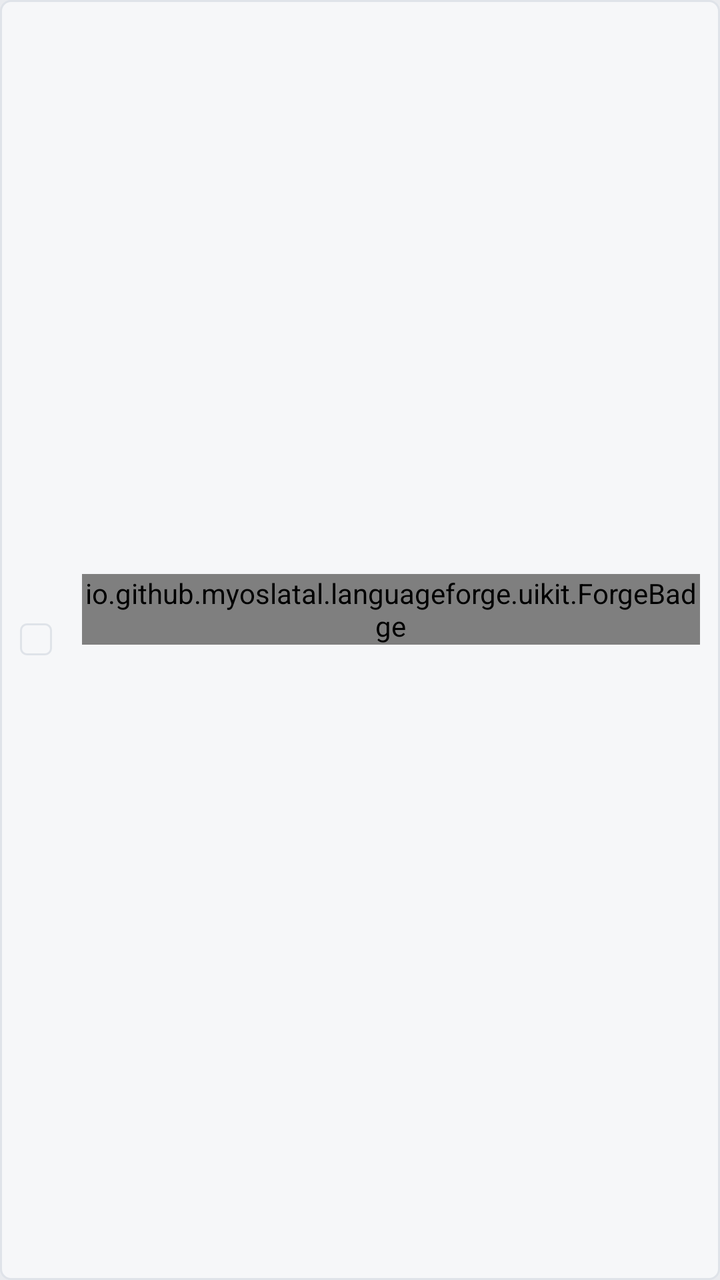
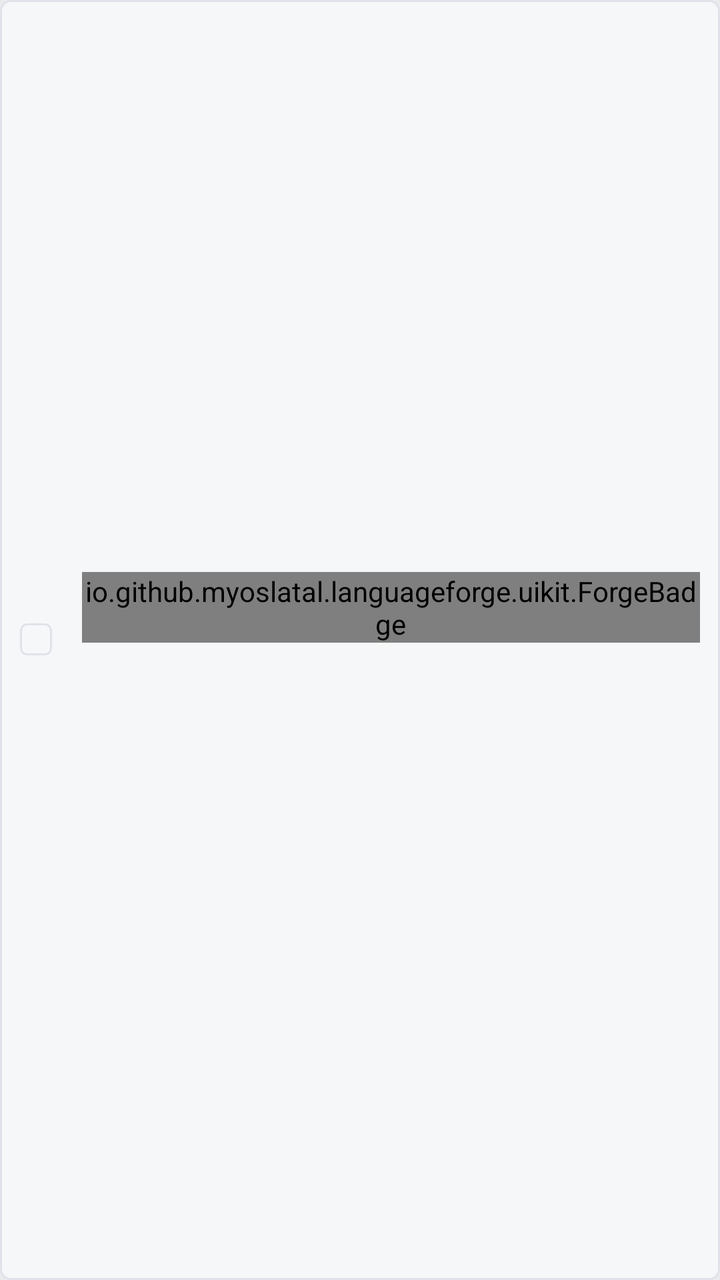

Compare the two renders of this Android layout. The source of the first and the diff that turns it into the second are given below.
<!-- AndroidManifest.xml: application theme Theme.NostongueForge -->
<!-- res/layout/item_vocabulary_picker.xml -->
<?xml version="1.0" encoding="utf-8"?>
<LinearLayout xmlns:android="http://schemas.android.com/apk/res/android"
    xmlns:app="http://schemas.android.com/apk/res-auto"
    android:id="@+id/picker_row"
    android:layout_width="match_parent"
    android:layout_height="wrap_content"
    android:layout_marginBottom="6dp"
    android:background="@drawable/forge_bg_project_chip"
    android:clickable="true"
    android:focusable="true"
    android:gravity="center_vertical"
    android:orientation="horizontal"
    android:paddingStart="10dp"
    android:paddingTop="9dp"
    android:paddingEnd="10dp"
    android:paddingBottom="9dp">

    <CheckBox
        android:id="@+id/picker_check"
        style="@style/Forge.CheckBox"
        android:layout_width="wrap_content"
        android:layout_height="wrap_content"
        android:clickable="false"
        android:focusable="false" />

    <LinearLayout
        android:layout_width="0dp"
        android:layout_height="wrap_content"
        android:layout_marginStart="10dp"
        android:layout_weight="1"
        android:orientation="vertical">

        <LinearLayout
            android:layout_width="match_parent"
            android:layout_height="wrap_content"
            android:gravity="center_vertical"
            android:orientation="horizontal">

            <TextView
                android:id="@+id/picker_name"
                android:layout_width="0dp"
                android:layout_height="wrap_content"
                android:layout_weight="1"
                android:ellipsize="end"
                android:fontFamily="sans-serif"
                android:includeFontPadding="false"
                android:maxLines="1"
                android:textColor="@color/forge_text"
                android:textSize="14sp"
                android:textStyle="bold" />

            <io.github.myoslatal.languageforge.uikit.ForgeBadge
                android:id="@+id/picker_type"
                android:layout_width="wrap_content"
                android:layout_height="wrap_content"
                android:layout_marginStart="5dp"
                android:text="文本" />
        </LinearLayout>

        <TextView
            android:id="@+id/picker_codes"
            android:layout_width="match_parent"
            android:layout_height="wrap_content"
            android:layout_marginTop="2dp"
            android:ellipsize="end"
            android:fontFamily="monospace"
            android:maxLines="1"
            android:textColor="@color/forge_muted"
            android:textSize="10sp" />

        <TextView
            android:id="@+id/picker_meanings"
            android:layout_width="match_parent"
            android:layout_height="wrap_content"
            android:layout_marginTop="1dp"
            android:ellipsize="end"
            android:fontFamily="sans-serif"
            android:maxLines="1"
            android:textColor="@color/forge_faint"
            android:textSize="10sp" />
    </LinearLayout>
</LinearLayout>
<!-- resources referenced by this layout -->
<resources>
  <color name="forge_faint">#9AA3B0</color>
  <color name="forge_muted">#6D7684</color>
  <color name="forge_text">#171B21</color>
  <!-- drawable forge_bg_project_chip (drawable) -->
  <?xml version="1.0" encoding="utf-8"?>
  <ripple xmlns:android="http://schemas.android.com/apk/res/android" android:color="@color/forge_accent_soft">
      <item>
          <shape android:shape="rectangle">
              <solid android:color="@color/forge_panel2" />
              <stroke android:width="1dp" android:color="@color/forge_line" />
              <corners android:radius="@dimen/forge_radius" />
          </shape>
      </item>
  </ripple>
  <style name="Forge.CheckBox" parent="Widget.AppCompat.CompoundButton.CheckBox">
          <item name="android:button">@drawable/forge_checkbox</item>
          <item name="android:buttonTint">@null</item>
          <item name="buttonTint">@null</item>
          <item name="android:minWidth">0dp</item>
          <item name="android:minHeight">0dp</item>
          <item name="android:padding">0dp</item>
          <item name="android:background">@null</item>
      </style>
  <color name="forge_accent_soft">#1C2F6FEB</color>
  <color name="forge_panel2">#F6F7F9</color>
  <color name="forge_line">#DFE3E9</color>
  <dimen name="forge_radius">5dp</dimen>
  <!-- drawable forge_checkbox (drawable) -->
  <?xml version="1.0" encoding="utf-8"?>
  <selector xmlns:android="http://schemas.android.com/apk/res/android">
      <item android:state_checked="true">
          <layer-list>
              <item>
                  <shape android:shape="rectangle">
                      <solid android:color="@color/forge_accent" />
                      <stroke android:width="1dp" android:color="@color/forge_accent" />
                      <corners android:radius="3dp" />
                      <size android:width="16dp" android:height="16dp" />
                  </shape>
              </item>
              <item android:drawable="@drawable/forge_ic_check_white" android:gravity="center" />
          </layer-list>
      </item>
      <item>
          <shape android:shape="rectangle">
              <solid android:color="@color/forge_panel2" />
              <stroke android:width="1dp" android:color="@color/forge_line" />
              <corners android:radius="3dp" />
              <size android:width="16dp" android:height="16dp" />
          </shape>
      </item>
  </selector>
  <color name="forge_accent">#2F6FEB</color>
  <color name="forge_panel">#FFFFFF</color>
  <color name="forge_bg">#E9EBEF</color>
  <!-- drawable forge_ic_check_white (drawable) -->
  <?xml version="1.0" encoding="utf-8"?>
  <vector xmlns:android="http://schemas.android.com/apk/res/android"
      android:width="12dp" android:height="12dp"
      android:viewportWidth="24" android:viewportHeight="24">
      <path android:pathData="M5,12.5 L10,17.5 L19,7.5"
          android:strokeColor="#FFFFFFFF" android:strokeWidth="2.4"
          android:strokeLineCap="round" android:strokeLineJoin="round"
          android:fillColor="@android:color/transparent"/>
  </vector>
  <!-- unchanged entries left out for length: 1 -->
</resources>

<!-- the commit's change to res/layout/item_vocabulary_picker.xml (unified diff, before → after) -->
@@ -68,6 +68,13 @@
             android:textColor="@color/forge_muted"
             android:textSize="10sp" />
 
+        <LinearLayout
+            android:id="@+id/picker_pos_badges"
+            android:layout_width="match_parent"
+            android:layout_height="wrap_content"
+            android:layout_marginTop="2dp"
+            android:orientation="horizontal" />
+
         <TextView
             android:id="@+id/picker_meanings"
             android:layout_width="match_parent"
